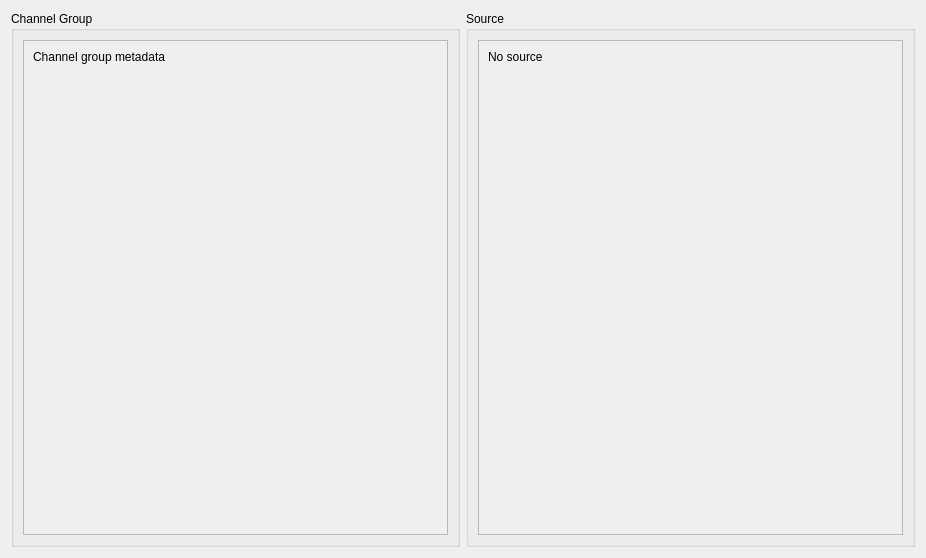
The window that asammdf/gui/ui/channel_group_info_widget.ui (danielhrisca/asammdf) describes before a commit, drawn with Qt 5.
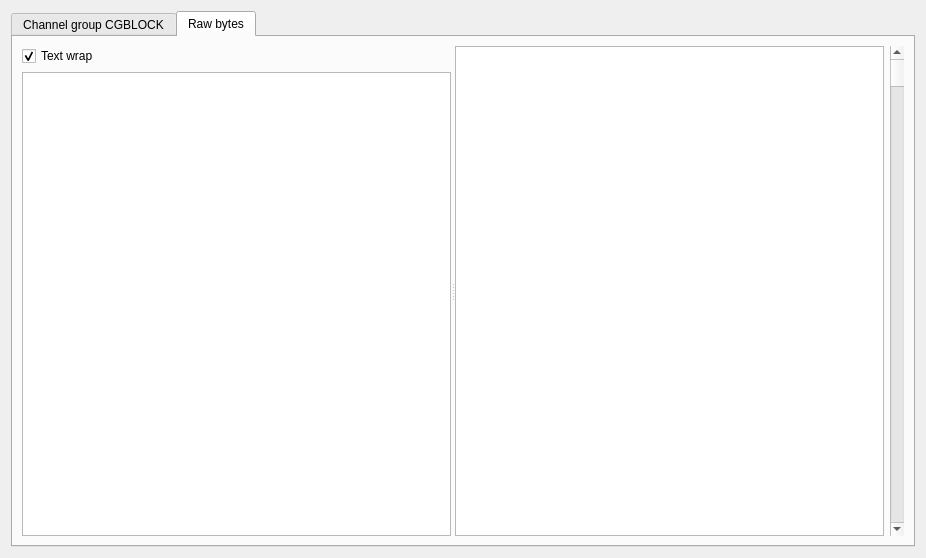
The same window after the commit.

Commit message: add raw channel group data view to GUI

Patch:
```diff
--- a/asammdf/gui/ui/channel_group_info_widget.ui
+++ b/asammdf/gui/ui/channel_group_info_widget.ui
@@ -13,6 +13,16 @@
   <property name="windowTitle">
    <string>Form</string>
   </property>
+  <layout class="QVBoxLayout" name="verticalLayout_2">
+   <item>
+    <widget class="QTabWidget" name="tabs">
+     <property name="currentIndex">
+      <number>1</number>
+     </property>
+     <widget class="QWidget" name="ta_widet">
+      <attribute name="title">
+       <string>Channel group CGBLOCK</string>
+      </attribute>
   <layout class="QHBoxLayout" name="horizontalLayout">
    <item>
     <widget class="QGroupBox" name="groupBox">
@@ -33,8 +43,8 @@
           <rect>
            <x>0</x>
            <y>0</y>
-           <width>423</width>
-           <height>494</height>
+               <width>409</width>
+               <height>443</height>
           </rect>
          </property>
          <layout class="QVBoxLayout" name="verticalLayout_3">
@@ -84,8 +94,8 @@
           <rect>
            <x>0</x>
            <y>0</y>
-           <width>422</width>
-           <height>494</height>
+               <width>408</width>
+               <height>443</height>
           </rect>
          </property>
          <layout class="QVBoxLayout" name="verticalLayout">
@@ -117,6 +127,65 @@
        </widget>
       </item>
      </layout>
+        </widget>
+       </item>
+      </layout>
+     </widget>
+     <widget class="QWidget" name="tab_2">
+      <attribute name="title">
+       <string>Raw bytes</string>
+      </attribute>
+      <layout class="QHBoxLayout" name="horizontalLayout_3">
+       <item>
+        <widget class="QSplitter" name="splitter">
+         <property name="orientation">
+          <enum>Qt::Horizontal</enum>
+         </property>
+         <widget class="QWidget" name="">
+          <layout class="QVBoxLayout" name="verticalLayout_6">
+           <item>
+            <widget class="QCheckBox" name="wrap">
+             <property name="text">
+              <string>Text wrap</string>
+             </property>
+             <property name="checked">
+              <bool>true</bool>
+             </property>
+            </widget>
+           </item>
+           <item>
+            <widget class="QListWidget" name="channels"/>
+           </item>
+          </layout>
+         </widget>
+         <widget class="QPlainTextEdit" name="display">
+          <property name="verticalScrollBarPolicy">
+           <enum>Qt::ScrollBarAlwaysOff</enum>
+          </property>
+          <property name="undoRedoEnabled">
+           <bool>false</bool>
+          </property>
+          <property name="lineWrapMode">
+           <enum>QPlainTextEdit::WidgetWidth</enum>
+          </property>
+          <property name="readOnly">
+           <bool>true</bool>
+          </property>
+         </widget>
+        </widget>
+       </item>
+       <item>
+        <widget class="QScrollBar" name="scroll">
+         <property name="maximum">
+          <number>9999</number>
+         </property>
+         <property name="orientation">
+          <enum>Qt::Vertical</enum>
+         </property>
+        </widget>
+       </item>
+      </layout>
+     </widget>
     </widget>
    </item>
   </layout>
```
Lines whose indentation alone changed are shown as unchanged. The commit also changes 6 other files.
